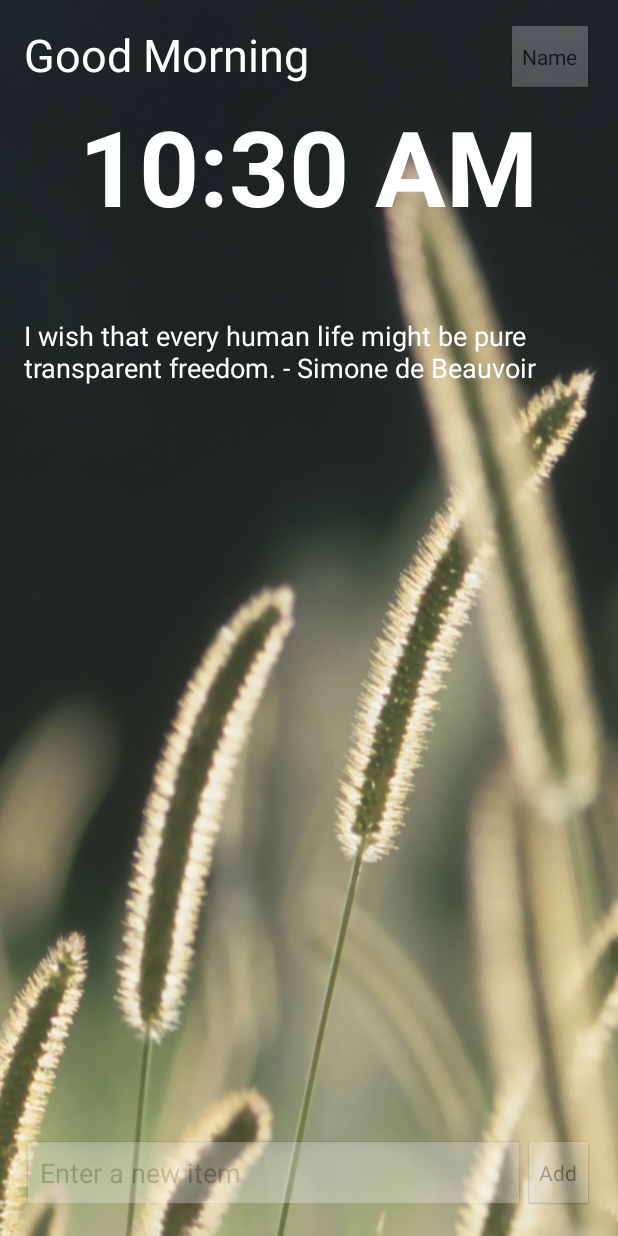
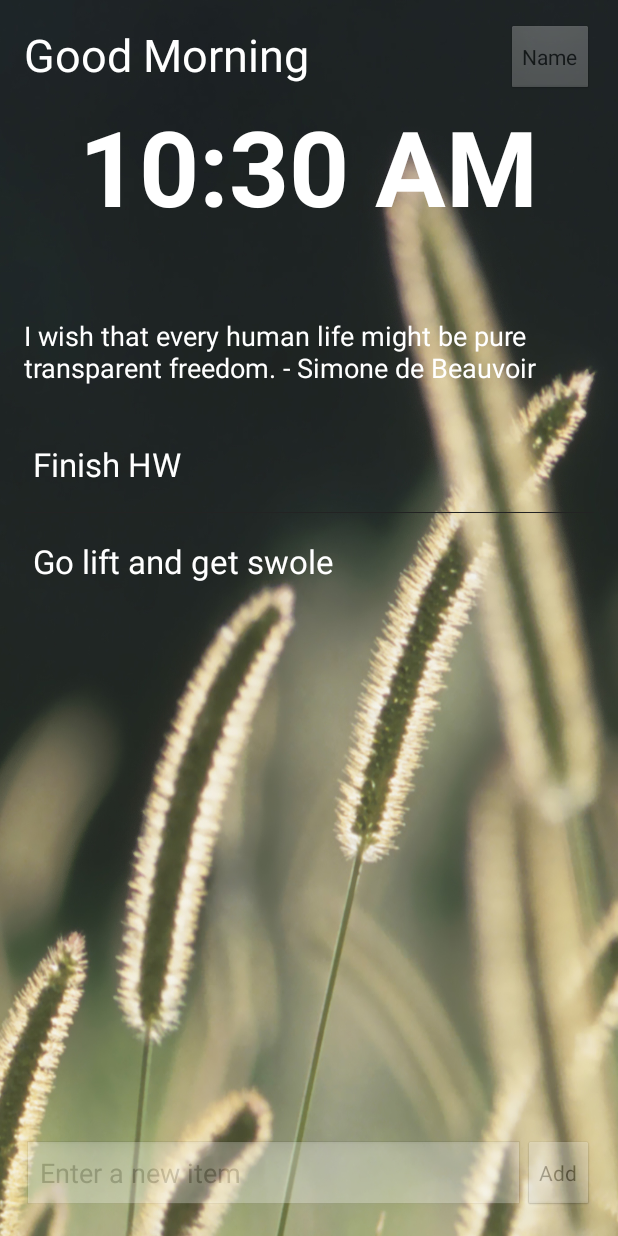
Before and after one commit to peterhuang88/Velocity2, an Android app: the screen it shows after launch (MainActivity), after a tap on "OK", on a phone screen of 412 x 824 dp. Run offline under Robolectric (Android 15) with nearby library versions, the phone set to English and light mode, and no system bars; 1 other tap on this screen came first.

Commit message:
cleaned up

```diff
--- a/app/src/main/java/org/example/lockscreen/MainActivity.java
+++ b/app/src/main/java/org/example/lockscreen/MainActivity.java
@@ -60,8 +60,6 @@ public class MainActivity extends Activity {
     private ArrayAdapter<String> itemsAdapter;
     private ListView lvItems;
 
-    String name = null;
-
     @Override
     protected void onCreate(Bundle savedInstanceState) {
         super.onCreate(savedInstanceState);
@@ -70,21 +68,13 @@ public class MainActivity extends Activity {
         makeFullScreen();
         startService(new Intent(this, LockScreenService.class));
 
-
         setContentView(R.layout.activity_main);
-
 
         //peter
         button = (Button) findViewById(R.id.buttonPrompt);
         result = (TextView) findViewById(R.id.editTextResult);
 
-
-        final File f = new File("name.txt");
-
-
-        if ( !f.exists() || f.length() == 0 ) {
-
-        //peter add button listener
+            //peter add button listener
 
             button.setOnClickListener(new View.OnClickListener() {
                 @Override
@@ -108,15 +98,7 @@ public class MainActivity extends Activity {
                             // get user input and set it to result
                             // edit text
 
-                            readName();
-
-
                             result.setText(userInput.getText());
-                            name = result.getText().toString();
-
-
-
-
 
                         }
                     })
@@ -136,37 +118,25 @@ public class MainActivity extends Activity {
 
                 }
             });
-        }
 
 
-
+        // todo list
         lvItems = (ListView) findViewById(R.id.lvItems);
         items = new ArrayList<String>();
-
-        //PERSIST
         readItems();
         itemsAdapter = new ArrayAdapter<String>(this,
                 android.R.layout.simple_list_item_1, items);
         lvItems.setAdapter(itemsAdapter);
-        //items.add("Finish HW");
-        //items.add("Go lift and get swole");
-
+        items.add("Finish HW");
+        items.add("Go lift and get swole");
         setupListViewListener();
 
-
-
-
-
-
-
-        // change the text of a textView dynamically
+        // quote
         TextView text = (TextView) findViewById (R.id.textView);
-        TextView goodMorningEvening = (TextView) findViewById (R.id.good);
-
-        // ALICE"S QUOTES ARE HERE
         text.setText(getQuote());
 
-
+        // greeting depending on time
+        TextView goodMorningEvening = (TextView) findViewById (R.id.good);
         Calendar c = Calendar.getInstance();
         int hours = c.get(Calendar.HOUR_OF_DAY);
 
@@ -175,15 +145,10 @@ public class MainActivity extends Activity {
         else
             goodMorningEvening.setText("Good Morning");
 
-
-        // BROKEN :-(
-        //TextView editTextResult = (TextView) findViewById(R.id.editTextResult);
-        //editTextResult.setText(name);
-
+        // background
         RelativeLayout mainlay = (RelativeLayout)findViewById(R.id.back);
         mainlay.setBackgroundResource(getDrawableID());
 
-        // END OF ONCREATE HEUHEUHHE
     }
 
 
@@ -208,28 +173,6 @@ public class MainActivity extends Activity {
     }
 
 
-
-    private void readName() {
-        File filesDir = getFilesDir();
-        File todoFile = new File(filesDir, "name.txt");
-        try {
-            name = FileUtils.readFileToString(todoFile);
-        } catch (IOException e) {
-            name = "fuk u scrub";
-        }
-    }
-
-    private void writeName() {
-        File filesDir = getFilesDir();
-        File todoFile = new File(filesDir, "name.txt");
-        try {
-            FileUtils.writeStringToFile(todoFile, name);
-        } catch (IOException e) {
-            e.printStackTrace();
-        }
-    }
-
-
     public void onAddItem(View v) {
         EditText etNewItem = (EditText) findViewById(R.id.etNewItem);
         String itemText = etNewItem.getText().toString();
@@ -245,7 +188,22 @@ public class MainActivity extends Activity {
     {
         Random rand = new Random();
 
-        int[] drawableArray = {R.drawable.bamboo, R.drawable.bristlegrass, R.drawable.deathvalley, R.drawable.eaglewaterfall,  R.drawable.elephant, R.drawable.fall, R.drawable.lake,  R.drawable.red,  R.drawable.zebras,  R.drawable.transistor, R.drawable.cloudy, R.drawable.rain, R.drawable.goldenpalace, R.drawable.red, R.drawable.silhouette};
+        int[] drawableArray = {
+                R.drawable.bamboo,
+                R.drawable.bristlegrass,
+                R.drawable.cloudy,
+                R.drawable.deathvalley,
+                R.drawable.eaglewaterfall,
+                R.drawable.fall,
+                R.drawable.goldenpalace,
+                R.drawable.lake,
+                R.drawable.mountainrange,
+                R.drawable.rain,
+                R.drawable.red,
+                R.drawable.redwoods,
+                R.drawable.ricepaddy,
+                R.drawable.silhouette,
+                R.drawable.transistor };
         return drawableArray[rand.nextInt(drawableArray.length)];
     }
 
--- a/app/src/main/res/layout/activity_main.xml
+++ b/app/src/main/res/layout/activity_main.xml
@@ -19,8 +19,8 @@
         android:layout_alignParentEnd="true"
         android:id="@+id/button"
         android:alpha="0" />
-        <!--android:visibility="visible"
-        android:allowUndo="false" -->
+    <!--android:visibility="visible"
+    android:allowUndo="false" -->
 
 
 
```
Also changed, not shown: app/src/main/res/drawable-hdpi/elephant.jpg (deleted), 1 other file.
